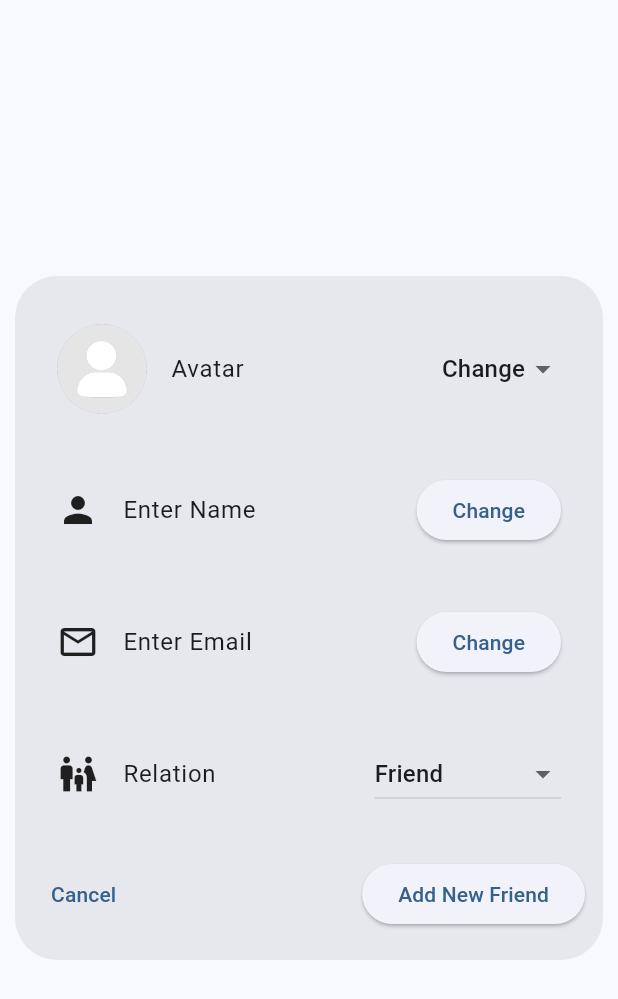
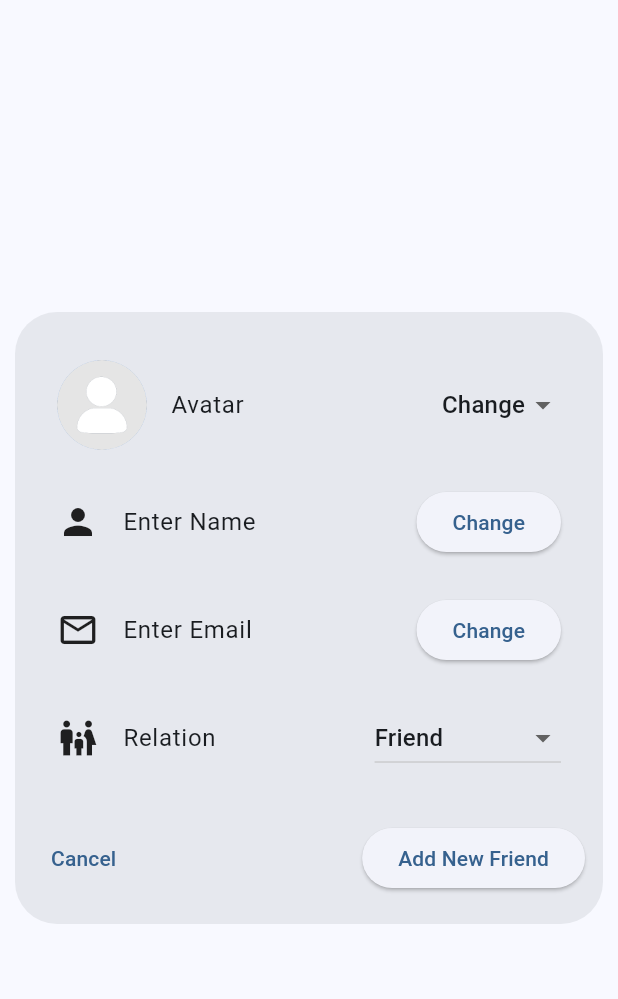
Before and after one commit to leonAlb/final_exam, a Flutter app: the FriendDialog widget shown alone on an empty page, opened directly, on a phone screen of 412 x 824 dp. Shown: the top 999 px of the screen. Run offline on Flutter 3.47's test engine with Material 3 defaults, Android fonts, the phone set to English and light mode, and no system bars; our stand-ins replace cloud_firestore, firebase_core, shared_preferences; accounts and stored records are empty.

Commit message:
- refactor list tiles friends - refactor add friend less code same function

```diff
--- a/lib/widgets/add_friend.dart
+++ b/lib/widgets/friend_dialog.dart
@@ -44,10 +44,6 @@ class _FriendDialogState extends State<FriendDialog> {
     @override
     Widget build(BuildContext context) {
         final width = MediaQuery.of(context).size.width;
-        final settingsProvider = Provider.of<SettingsProvider>(context);
-        final isDark = settingsProvider.isDarkMode;
-        final theme = settingsProvider.colorTheme;
-        Color desiredColor = getColor(theme, isDark);
         return Dialog(
             insetPadding: EdgeInsets.all(10),
             child: SizedBox(
@@ -56,9 +52,6 @@ class _FriendDialogState extends State<FriendDialog> {
                     padding: const EdgeInsets.symmetric(horizontal: 12.0, vertical: 20.0),
                     child: Column(
                         mainAxisSize: MainAxisSize.min,
-                        children: [
-                            SingleChildScrollView(
-                                child: Column(
                         mainAxisAlignment: MainAxisAlignment.center,
                         crossAxisAlignment: CrossAxisAlignment.center,
                         children: [
@@ -72,7 +65,6 @@ class _FriendDialogState extends State<FriendDialog> {
                                         });
                                 }
                             ),
-                                        const SizedBox(height: 16),
                             EditableTile(
                                 icon: Icons.person,
                                 label: nameController.text.isEmpty ? 'Enter Name' : nameController.text,
@@ -87,7 +79,6 @@ class _FriendDialogState extends State<FriendDialog> {
                                     }
                                 )
                             ),
-                                        const SizedBox(height: 16),
                             EditableTile(
                                 icon: Icons.email_outlined,
                                 label: mailController.text.isEmpty ? 'Enter Email' : mailController.text,
@@ -102,7 +93,6 @@ class _FriendDialogState extends State<FriendDialog> {
                                     }
                                 )
                             ),
-                                        const SizedBox(height: 16),
                             DropdownTile(
                                 icon: Icons.family_restroom,
                                 label: 'Relation',
@@ -114,10 +104,7 @@ class _FriendDialogState extends State<FriendDialog> {
                                         });
                                 }
                             ),
-                                        const SizedBox(height: 20)
-                                    ]
-                                )
-                            ),
+                            const SizedBox(height: 20),
                             Row(
                                 mainAxisAlignment: MainAxisAlignment.spaceBetween,
                                 children: [
--- a/pubspec.yaml
+++ b/pubspec.yaml
@@ -16,7 +16,6 @@ dependencies:
   cupertino_icons: ^1.0.8
   shared_preferences: ^2.5.3
   provider: ^6.1.5
-  google_fonts: ^6.2.1
   image_picker: ^1.1.2
 
 dev_dependencies:
```
Also changed, not shown: lib/screens/friends.dart (+28 -12 lines), pubspec.lock. Lines whose indentation alone changed are shown as unchanged.
